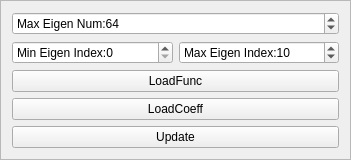
Before: the Qt Designer form Dev/ExpIA/spectrum.ui in samhu1989/DevBundle, drawn with Qt 5.
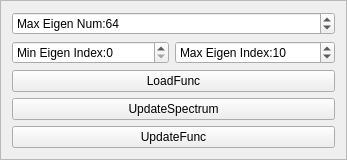
After: the same form once the commit is applied.

What changed in the file:
```diff
--- a/Dev/ExpIA/spectrum.ui
+++ b/Dev/ExpIA/spectrum.ui
@@ -6,7 +6,7 @@
    <rect>
     <x>0</x>
     <y>0</y>
-    <width>351</width>
+    <width>346</width>
     <height>153</height>
    </rect>
   </property>
@@ -26,10 +26,10 @@
    <enum>QFrame::Raised</enum>
   </property>
   <layout class="QGridLayout" name="gridLayout_2">
-   <item row="4" column="0" colspan="2">
-    <widget class="QPushButton" name="UpdateFunc">
+   <item row="3" column="0" colspan="2">
+    <widget class="QPushButton" name="UpdateSpec">
      <property name="text">
-      <string>Update</string>
+      <string>UpdateSpectrum</string>
      </property>
     </widget>
    </item>
@@ -82,10 +82,10 @@
      </property>
     </widget>
    </item>
-   <item row="3" column="0" colspan="2">
-    <widget class="QPushButton" name="LoadCoeff">
+   <item row="4" column="0" colspan="2">
+    <widget class="QPushButton" name="UpdateFunc">
      <property name="text">
-      <string>LoadCoeff</string>
+      <string>UpdateFunc</string>
      </property>
     </widget>
    </item>
```
Left out of the diff: 6 changed lines with no effect on the pictures.
